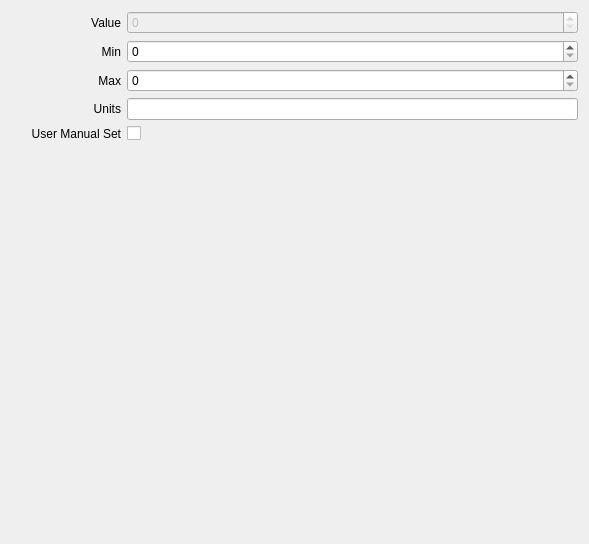
First picture: the form in opentoolcontroller/views/IntVarEditor.ui, repository OpenToolController/opentoolcontroller, before the edit.
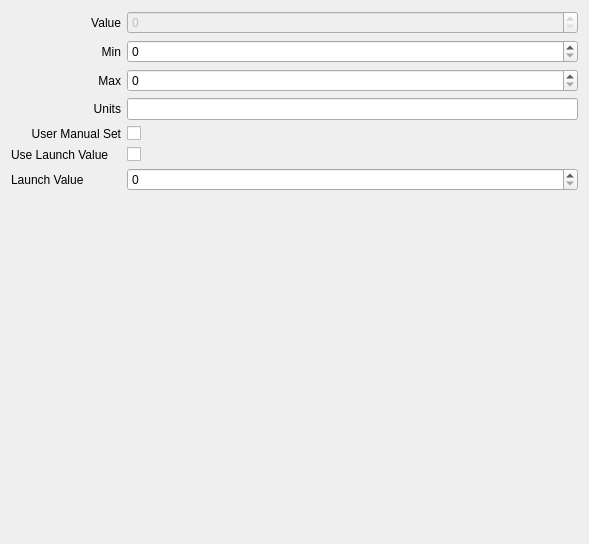
Second picture: the form after the edit.

Commit message: added launch value for var nodes

```diff
--- a/opentoolcontroller/views/IntVarEditor.ui
+++ b/opentoolcontroller/views/IntVarEditor.ui
@@ -119,6 +119,37 @@
        </property>
       </widget>
      </item>
+     <item row="5" column="0">
+      <widget class="QLabel" name="label_5">
+       <property name="text">
+        <string>Use Launch Value</string>
+       </property>
+      </widget>
+     </item>
+     <item row="6" column="0">
+      <widget class="QLabel" name="label_7">
+       <property name="text">
+        <string>Launch Value</string>
+       </property>
+      </widget>
+     </item>
+     <item row="5" column="1">
+      <widget class="QCheckBox" name="ui_use_launch_value">
+       <property name="text">
+        <string/>
+       </property>
+      </widget>
+     </item>
+     <item row="6" column="1">
+      <widget class="QSpinBox" name="ui_launch_value">
+       <property name="minimumSize">
+        <size>
+         <width>50</width>
+         <height>0</height>
+        </size>
+       </property>
+      </widget>
+     </item>
     </layout>
    </item>
    <item>
```
Left out of the diff: 24 changed lines with no effect on the pictures. The commit also changes 12 other files.
